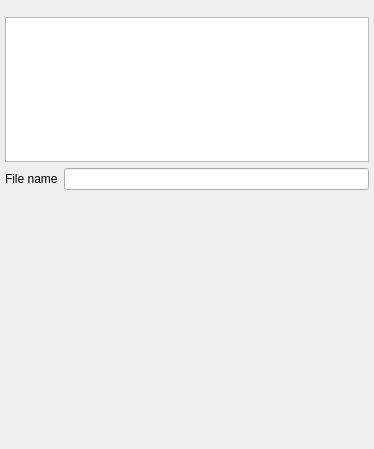
First picture: the form in freeview/PanelTrack.ui, repository neurodebian/freesurfer, before the edit.
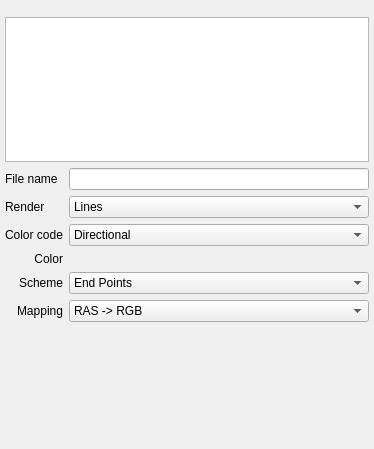
Second picture: the form after the edit. Custom widgets are drawn as their Qt base class.

```diff
--- a/freeview/PanelTrack.ui
+++ b/freeview/PanelTrack.ui
@@ -113,6 +113,151 @@
         </property>
        </widget>
       </item>
+      <item row="3" column="0">
+       <widget class="QLabel" name="label">
+        <property name="text">
+         <string>Color code</string>
+        </property>
+       </widget>
+      </item>
+      <item row="3" column="1">
+       <widget class="QComboBox" name="comboBoxColorCode">
+        <item>
+         <property name="text">
+          <string>Directional</string>
+         </property>
+        </item>
+        <item>
+         <property name="text">
+          <string>Solid Color</string>
+         </property>
+        </item>
+       </widget>
+      </item>
+      <item row="4" column="0">
+       <widget class="QLabel" name="labelSolidColor">
+        <property name="text">
+         <string>Color</string>
+        </property>
+        <property name="alignment">
+         <set>Qt::AlignRight|Qt::AlignTrailing|Qt::AlignVCenter</set>
+        </property>
+       </widget>
+      </item>
+      <item row="4" column="1">
+       <layout class="QHBoxLayout" name="horizontalLayout">
+        <item>
+         <widget class="QtColorPicker" name="colorPickerSolidColor" native="true"/>
+        </item>
+        <item>
+         <spacer name="horizontalSpacer">
+          <property name="orientation">
+           <enum>Qt::Horizontal</enum>
+          </property>
+          <property name="sizeHint" stdset="0">
+           <size>
+            <width>0</width>
+            <height>0</height>
+           </size>
+          </property>
+         </spacer>
+        </item>
+       </layout>
+      </item>
+      <item row="5" column="0">
+       <widget class="QLabel" name="labelDirectionScheme">
+        <property name="text">
+         <string>Scheme</string>
+        </property>
+        <property name="alignment">
+         <set>Qt::AlignRight|Qt::AlignTrailing|Qt::AlignVCenter</set>
+        </property>
+       </widget>
+      </item>
+      <item row="5" column="1">
+       <widget class="QComboBox" name="comboBoxDirectionScheme">
+        <item>
+         <property name="text">
+          <string>End Points</string>
+         </property>
+        </item>
+        <item>
+         <property name="text">
+          <string>Mid Segment</string>
+         </property>
+        </item>
+        <item>
+         <property name="text">
+          <string>Every Segment</string>
+         </property>
+        </item>
+       </widget>
+      </item>
+      <item row="6" column="0">
+       <widget class="QLabel" name="labelDirectionMapping">
+        <property name="text">
+         <string>Mapping</string>
+        </property>
+        <property name="alignment">
+         <set>Qt::AlignRight|Qt::AlignTrailing|Qt::AlignVCenter</set>
+        </property>
+       </widget>
+      </item>
+      <item row="6" column="1">
+       <widget class="QComboBox" name="comboBoxDirectionMapping">
+        <item>
+         <property name="text">
+          <string>RAS -&gt; RGB</string>
+         </property>
+        </item>
+        <item>
+         <property name="text">
+          <string>RAS -&gt; RBG</string>
+         </property>
+        </item>
+        <item>
+         <property name="text">
+          <string>RAS -&gt; GRB</string>
+         </property>
+        </item>
+        <item>
+         <property name="text">
+          <string>RAS -&gt; GBR</string>
+         </property>
+        </item>
+        <item>
+         <property name="text">
+          <string>RAS -&gt; BRG</string>
+         </property>
+        </item>
+        <item>
+         <property name="text">
+          <string>RAS -&gt; BGR</string>
+         </property>
+        </item>
+       </widget>
+      </item>
+      <item row="2" column="0">
+       <widget class="QLabel" name="label_2">
+        <property name="text">
+         <string>Render</string>
+        </property>
+       </widget>
+      </item>
+      <item row="2" column="1">
+       <widget class="QComboBox" name="comboBoxRenderRep">
+        <item>
+         <property name="text">
+          <string>Lines</string>
+         </property>
+        </item>
+        <item>
+         <property name="text">
+          <string>Tubes (Slow!)</string>
+         </property>
+        </item>
+       </widget>
+      </item>
      </layout>
     </item>
     <item>
@@ -137,6 +282,16 @@
    <extends>QTreeWidget</extends>
    <header>LayerTreeWidget.h</header>
   </customwidget>
+  <customwidget>
+   <class>QtColorPicker</class>
+   <extends>QWidget</extends>
+   <header>qtcolorpicker.h</header>
+   <container>1</container>
+   <slots>
+    <signal>colorChanged(QColor)</signal>
+    <signal>currentColorChanged(QColor)</signal>
+   </slots>
+  </customwidget>
  </customwidgets>
  <resources/>
  <connections/>
```
